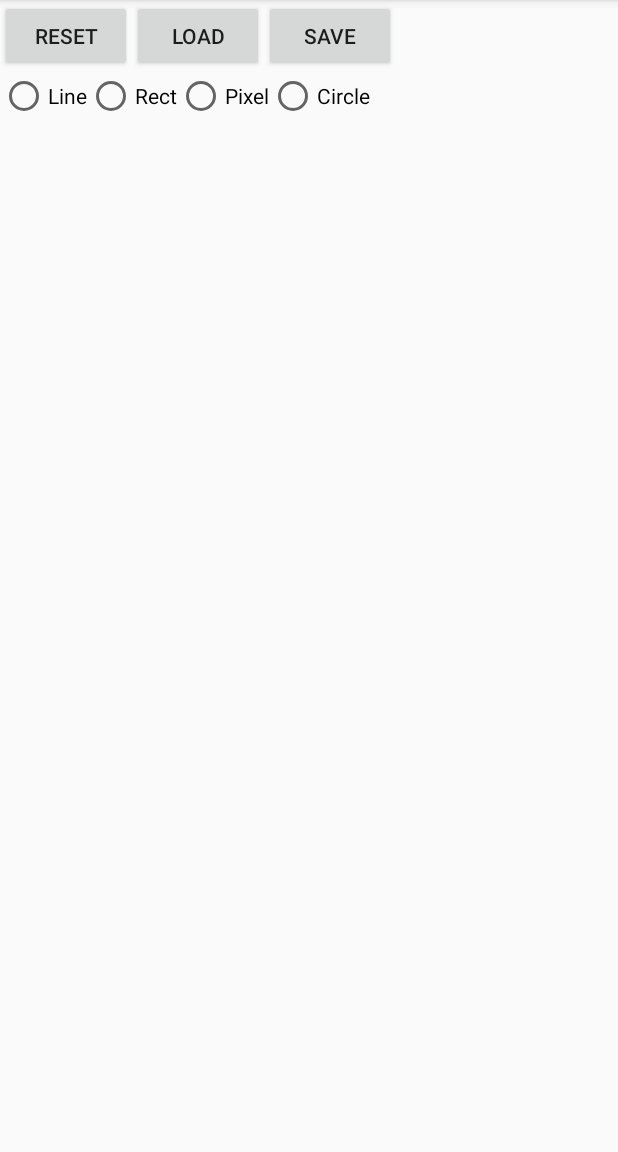
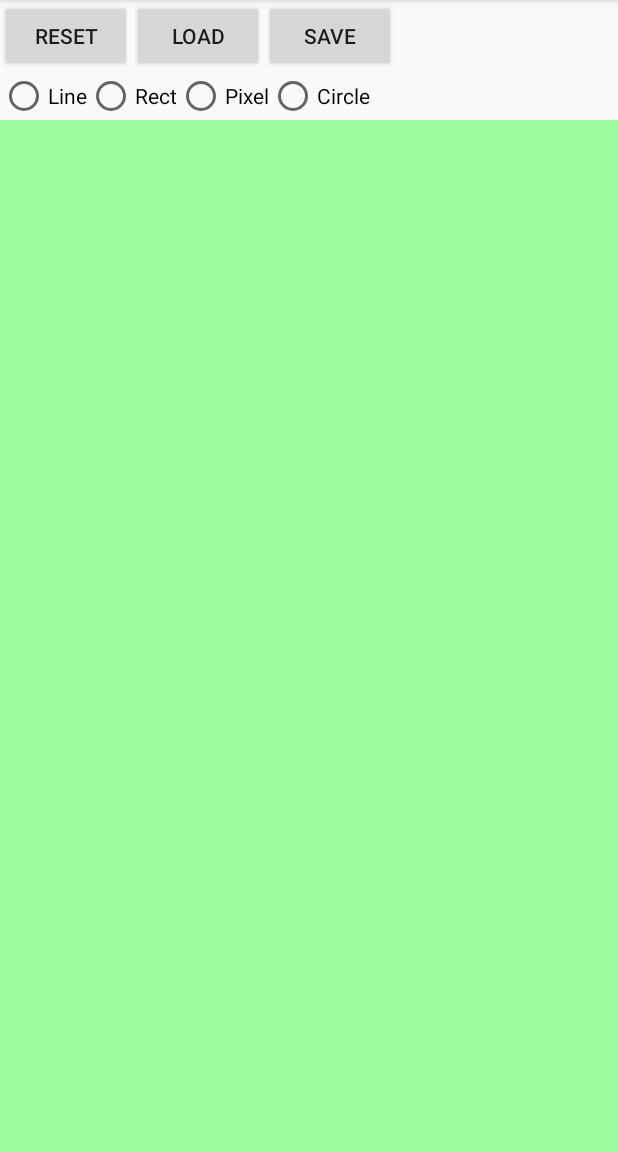
Before and after one commit to laruibasar/leic-poo-1819sv-draw, an Android app: the screen it shows after launch (MainActivity before the commit, DrawController after it), on a phone screen of 412 x 824 dp, the part 84-1236 px from its top. Run offline under Robolectric (Android 15) with nearby library versions, the phone set to English and light mode, and no system bars.

Commit message:
change MainActivity to DrawController

```diff
--- a/app/src/main/AndroidManifest.xml
+++ b/app/src/main/AndroidManifest.xml
@@ -9,7 +9,7 @@
         android:roundIcon="@mipmap/ic_launcher_round"
         android:supportsRtl="true"
         android:theme="@style/AppTheme">
-        <activity android:name=".MainActivity">
+        <activity android:name=".DrawController">
             <intent-filter>
                 <action android:name="android.intent.action.MAIN" />
 
--- a/app/src/main/java/pt/isel/poo/li21n/g1/draw/DrawController.java
+++ b/app/src/main/java/pt/isel/poo/li21n/g1/draw/DrawController.java
@@ -1,32 +1,134 @@
 package pt.isel.poo.li21n.g1.draw;
 
-import android.app.Activity;
-import android.content.Context;
+import androidx.appcompat.app.AppCompatActivity;
+
 import android.os.Bundle;
+import android.view.View;
+import android.view.ViewGroup;
+import android.widget.Button;
+import android.widget.LinearLayout;
+import android.widget.RadioButton;
+import android.widget.RadioGroup;
+import android.widget.Toast;
 
-import pt.isel.poo.li21n.g1.draw.model.DrawModel;
-import pt.isel.poo.li21n.g1.draw.model.Figure;
 import pt.isel.poo.li21n.g1.draw.view.DrawView;
 
-public class DrawController extends Activity {
-    private String FILE = "draw.txt";
-    private DrawModel model;
-    private DrawView view;
-
-    public DrawController(Context context) {}
-
-    private void onReset() {}
-
-    private void onLoad() {}
-
-    private void onSave() {}
-
-    //public Figure createSelectedFigure(int x, int y) {
-    //    return new Figure();
-    //}
+public class DrawController extends AppCompatActivity {
 
     @Override
     protected void onCreate(Bundle savedInstanceState) {
         super.onCreate(savedInstanceState);
+        //setContentView(R.layout.activity_main); /* we choose to go programming crazy mode */
+
+        /* layout for storing the buttons and radio group containers */
+        final LinearLayout commands = new LinearLayout(this);
+
+        final Button btnReset = new Button(this);
+        btnReset.setText("Reset");
+        btnReset.setOnClickListener(new View.OnClickListener() {
+            @Override
+            public void onClick(View v) {
+                Toast.makeText(DrawController.this, "Reset", Toast.LENGTH_LONG).show();
+            }
+        });
+
+        final Button btnLoad = new Button(this);
+        btnLoad.setText("Load");
+        btnLoad.setOnClickListener(new View.OnClickListener() {
+            @Override
+            public void onClick(View v) {
+                Toast.makeText(DrawController.this, "Load", Toast.LENGTH_LONG).show();
+            }
+        });
+
+        final Button btnSave = new Button(this);
+        btnSave.setText("Save");
+        btnSave.setOnClickListener(new View.OnClickListener() {
+            @Override
+            public void onClick(View v) {
+                Toast.makeText(DrawController.this, "Save", Toast.LENGTH_LONG).show();
+            }
+        });
+
+        final LinearLayout commandButtons = new LinearLayout(this);
+        commandButtons.setOrientation(LinearLayout.HORIZONTAL);
+        commandButtons.addView(btnReset);
+        commandButtons.addView(btnLoad);
+        commandButtons.addView(btnSave);
+
+        final RadioGroup rdGroup = new RadioGroup(this);
+        final RadioGroup.LayoutParams rdGroupParams = new RadioGroup.LayoutParams(
+                ViewGroup.LayoutParams.MATCH_PARENT,
+                ViewGroup.LayoutParams.MATCH_PARENT
+        );
+        final RadioButton rdBtnLine = new RadioButton(this);
+        rdBtnLine.setText("Line");
+        rdBtnLine.setId(1);
+
+        final RadioButton rdBtnRect = new RadioButton(this);
+        rdBtnRect.setText("Rect");
+        rdBtnRect.setId(2);
+
+        final RadioButton rdBtnPixel = new RadioButton(this);
+        rdBtnPixel.setText("Pixel");
+        rdBtnPixel.setId(3);
+
+        final RadioButton rdBtnCircle = new RadioButton(this);
+        rdBtnCircle.setText("Circle");
+        rdBtnCircle.setId(4);
+
+        rdGroup.setOnCheckedChangeListener(new RadioGroup.OnCheckedChangeListener() {
+            @Override
+            public void onCheckedChanged(RadioGroup group, int checkedId) {
+                switch (checkedId) {
+                    case 1:
+                        Toast.makeText(DrawController.this,"Line",Toast.LENGTH_LONG).show();
+                        break;
+                    case 2:
+                        Toast.makeText(DrawController.this,"Rect",Toast.LENGTH_LONG).show();
+                        break;
+                    case 3:
+                        Toast.makeText(DrawController.this,"Pixel",Toast.LENGTH_LONG).show();
+                        break;
+                    case 4:
+                        Toast.makeText(DrawController.this,"Circle",Toast.LENGTH_LONG).show();
+                        break;
+                    default:
+                        break;
+                }
+            }
+        });
+
+        rdGroup.setLayoutParams(rdGroupParams);
+        rdGroup.setOrientation(RadioGroup.HORIZONTAL);
+        rdGroup.addView(rdBtnLine);
+        rdGroup.addView(rdBtnRect);
+        rdGroup.addView(rdBtnPixel);
+        rdGroup.addView(rdBtnCircle);
+
+        commands.setOrientation(LinearLayout.VERTICAL);
+        commands.addView(commandButtons);
+        commands.addView(rdGroup);
+
+        /* layout for draw figures */
+        final DrawView drawView = new DrawView(this);
+        final LinearLayout.LayoutParams drawViewParams = new LinearLayout.LayoutParams(
+                ViewGroup.LayoutParams.MATCH_PARENT,
+                ViewGroup.LayoutParams.MATCH_PARENT
+        );
+        drawView.setLayoutParams(drawViewParams);
+
+        /* main container for layouts */
+        final LinearLayout layout = new LinearLayout(this);
+        final LinearLayout.LayoutParams layoutParams = new LinearLayout.LayoutParams(
+                ViewGroup.LayoutParams.MATCH_PARENT,
+                ViewGroup.LayoutParams.MATCH_PARENT
+        );
+        layout.setLayoutParams(layoutParams);
+        layout.setOrientation(LinearLayout.VERTICAL);
+        layout.addView(commands);
+        layout.addView(drawView);
+
+        setContentView(layout);
     }
 }
--- a/app/src/main/java/pt/isel/poo/li21n/g1/draw/MainActivity.java
+++ /dev/null
@@ -1,142 +0,0 @@
-package pt.isel.poo.li21n.g1.draw;
-
-import androidx.appcompat.app.AppCompatActivity;
-
-import android.os.Bundle;
-import android.view.View;
-import android.view.ViewGroup;
-import android.widget.Button;
-import android.widget.LinearLayout;
-import android.widget.RadioButton;
-import android.widget.RadioGroup;
-import android.widget.Toast;
-
-import pt.isel.poo.li21n.g1.draw.DrawController;
-import pt.isel.poo.li21n.g1.draw.view.DrawView;
-
-public class MainActivity extends AppCompatActivity {
-
-    DrawController ctrl;
-
-    @Override
-    protected void onCreate(Bundle savedInstanceState) {
-        super.onCreate(savedInstanceState);
-        //setContentView(R.layout.activity_main); /* we choose to go programming crazy mode */
-        ctrl = new DrawController(this);
-
-        /* layout for storing the buttons and radio group containers */
-        final LinearLayout commands = new LinearLayout(this);
-
-        final Button btnReset = new Button(this);
-        btnReset.setText("Reset");
-        btnReset.setOnClickListener(new View.OnClickListener() {
-            @Override
-            public void onClick(View v) {
-                Toast.makeText(MainActivity.this, "Reset", Toast.LENGTH_LONG).show();
-            }
-        });
-
-        final Button btnLoad = new Button(this);
-        btnLoad.setText("Load");
-        btnLoad.setOnClickListener(new View.OnClickListener() {
-            @Override
-            public void onClick(View v) {
-                Toast.makeText(MainActivity.this, "Load", Toast.LENGTH_LONG).show();
-            }
-        });
-
-        final Button btnSave = new Button(this);
-        btnSave.setText("Save");
-        btnSave.setOnClickListener(new View.OnClickListener() {
-            @Override
-            public void onClick(View v) {
-                Toast.makeText(MainActivity.this, "Save", Toast.LENGTH_LONG).show();
-            }
-        });
-
-        final LinearLayout commandButtons = new LinearLayout(this);
-        commandButtons.setOrientation(LinearLayout.HORIZONTAL);
-        commandButtons.addView(btnReset);
-        commandButtons.addView(btnLoad);
-        commandButtons.addView(btnSave);
-
-        final RadioGroup rdGroup = new RadioGroup(this);
-        final RadioGroup.LayoutParams rdGroupParams = new RadioGroup.LayoutParams(
-                ViewGroup.LayoutParams.MATCH_PARENT,
-                ViewGroup.LayoutParams.MATCH_PARENT
-        );
-        final RadioButton rdBtnLine = new RadioButton(this);
-        rdBtnLine.setText("Line");
-        rdBtnLine.setId(1);
-
-        final RadioButton rdBtnRect = new RadioButton(this);
-        rdBtnRect.setText("Rect");
-        rdBtnRect.setId(2);
-
-        final RadioButton rdBtnPixel = new RadioButton(this);
-        rdBtnPixel.setText("Pixel");
-        rdBtnPixel.setId(3);
-
-        final RadioButton rdBtnCircle = new RadioButton(this);
-        rdBtnCircle.setText("Circle");
-        rdBtnCircle.setId(4);
-
-        rdGroup.setOnCheckedChangeListener(new RadioGroup.OnCheckedChangeListener() {
-            @Override
-            public void onCheckedChanged(RadioGroup group, int checkedId) {
-                switch (checkedId) {
-                    case 1:
-                        Toast.makeText(MainActivity.this,"Line",Toast.LENGTH_LONG).show();
-                        break;
-                    case 2:
-                        Toast.makeText(MainActivity.this,"Rect",Toast.LENGTH_LONG).show();
-                        break;
-                    case 3:
-                        Toast.makeText(MainActivity.this,"Pixel",Toast.LENGTH_LONG).show();
-                        break;
-                    case 4:
-                        Toast.makeText(MainActivity.this,"Circle",Toast.LENGTH_LONG).show();
-                        break;
-                    default:
-                        break;
-                }
-            }
-        });
-
-        rdGroup.setLayoutParams(rdGroupParams);
-        rdGroup.setOrientation(RadioGroup.HORIZONTAL);
-        rdGroup.addView(rdBtnLine);
-        rdGroup.addView(rdBtnRect);
-        rdGroup.addView(rdBtnPixel);
-        rdGroup.addView(rdBtnCircle);
-
-        commands.setOrientation(LinearLayout.VERTICAL);
-        commands.addView(commandButtons);
-        commands.addView(rdGroup);
-
-        /* layout for draw figures */
-        final LinearLayout layoutCanvas = new LinearLayout(this);
-        final LinearLayout.LayoutParams layoutCanvasParams = new LinearLayout.LayoutParams(
-                ViewGroup.LayoutParams.MATCH_PARENT,
-                ViewGroup.LayoutParams.MATCH_PARENT
-        );
-
-        DrawView drawView = new DrawView(ctrl);
-
-        layoutCanvas.setLayoutParams(layoutCanvasParams);
-        layoutCanvas.addView(drawView);
-
-        /* main container for layouts */
-        final LinearLayout layout = new LinearLayout(this);
-        final LinearLayout.LayoutParams layoutParams = new LinearLayout.LayoutParams(
-                ViewGroup.LayoutParams.MATCH_PARENT,
-                ViewGroup.LayoutParams.MATCH_PARENT
-        );
-        layout.setLayoutParams(layoutParams);
-        layout.setOrientation(LinearLayout.VERTICAL);
-        layout.addView(commands);
-        layout.addView(layoutCanvas);
-
-        setContentView(layout);
-    }
-}
--- a/app/src/main/java/pt/isel/poo/li21n/g1/draw/view/CircleView.java
+++ b/app/src/main/java/pt/isel/poo/li21n/g1/draw/view/CircleView.java
@@ -13,6 +13,6 @@ class CircleView extends FigureView {
     @Override
     void draw(Canvas c) {
         Point center = figure.getStart();
-        c.drawCircle(center.getX(), center.getY(), figure.getRadius(), paint);
+        //c.drawCircle(center.getX(), center.getY(), figure.getRadius(), paint);
     }
 }
--- a/app/src/main/java/pt/isel/poo/li21n/g1/draw/view/DrawView.java
+++ b/app/src/main/java/pt/isel/poo/li21n/g1/draw/view/DrawView.java
@@ -1,32 +1,53 @@
 package pt.isel.poo.li21n.g1.draw.view;
 
 import android.graphics.Canvas;
+import android.graphics.Color;
+import android.graphics.Paint;
+import android.util.Log;
 import android.view.MotionEvent;
 import android.view.View;
 
 import pt.isel.poo.li21n.g1.draw.DrawController;
-import pt.isel.poo.li21n.g1.draw.model.DrawModel;
-import pt.isel.poo.li21n.g1.draw.model.Figure;
 
 public class DrawView extends View {
-    private FigureView current;
-    private FigureView[] views;
-    private int numberView;
-    private DrawModel model;
+    final private Paint paint;
 
     public DrawView(DrawController ctrl) {
         super(ctrl);
+
+        paint = new Paint();
+        paint.setColor(Color.BLACK);
     }
 
-    public void reloadModel(DrawModel model) { }
+    //public void reloadModel(DrawModel model) { }
 
     @Override
     public void onDraw(Canvas canvas) {
-        current.draw(canvas);
+        super.onDraw(canvas);
+        canvas.drawColor(Color.argb(96, 0, 255, 0));
+
+        //for (int i = 0; i < 3; ++i) {
+        //    final float y = 100 + i;
+        //    canvas.drawLine(0f, y, getWidth() - 1, y, paint);
+        //}
     }
 
+    @Override
     public boolean onTouchEvent(MotionEvent event) {
-        return false;
+
+        switch (event.getAction()) {
+            case MotionEvent.ACTION_DOWN:
+                Log.d("DrawView", "Down");
+                break;
+            case MotionEvent.ACTION_MOVE:
+                Log.d("DrawView", "Moving");
+                break;
+            case MotionEvent.ACTION_UP:
+                Log.d("DrawView", "Up");
+                break;
+        }
+
+        return true;
     }
 
 }
--- a/app/src/main/java/pt/isel/poo/li21n/g1/draw/view/FigureView.java
+++ b/app/src/main/java/pt/isel/poo/li21n/g1/draw/view/FigureView.java
@@ -17,8 +17,7 @@ abstract class FigureView {
         paint.setColor(Color.BLACK);
     }
 
-    void draw(Canvas c) {
-    }
+    void draw(Canvas c) { }
 
     FigureView newInstance(Figure f) {
         switch (f.getClass().getName()) {
--- a/app/src/main/java/pt/isel/poo/li21n/g1/draw/view/LineView.java
+++ b/app/src/main/java/pt/isel/poo/li21n/g1/draw/view/LineView.java
@@ -13,8 +13,8 @@ class LineView extends FigureView {
     @Override
     void draw(Canvas c) {
         Point start = figure.getStart();
-        Point end = figure.getEnd();
+        //Point end = figure.getEnd();
 
-        c.drawLine(start.getX(), start.getY(), end.getX(), end.getY(), paint);
+        //c.drawLine(start.getX(), start.getY(), end.getX(), end.getY(), paint);
     }
 }
--- a/app/src/main/java/pt/isel/poo/li21n/g1/draw/view/PixelView.java
+++ b/app/src/main/java/pt/isel/poo/li21n/g1/draw/view/PixelView.java
@@ -13,6 +13,6 @@ class PixelView extends FigureView {
     @Override
     protected void draw(Canvas c) {
         Point point = figure.getStart();
-        c.drawPoint(point.getX(), point.getY(), paint);
+        //c.drawPoint(point.getX(), point.getY(), paint);
     }
 }
```
Also changed, not shown: app/src/main/java/pt/isel/poo/li21n/g1/draw/view/RectView.java (+7 -7 lines).
